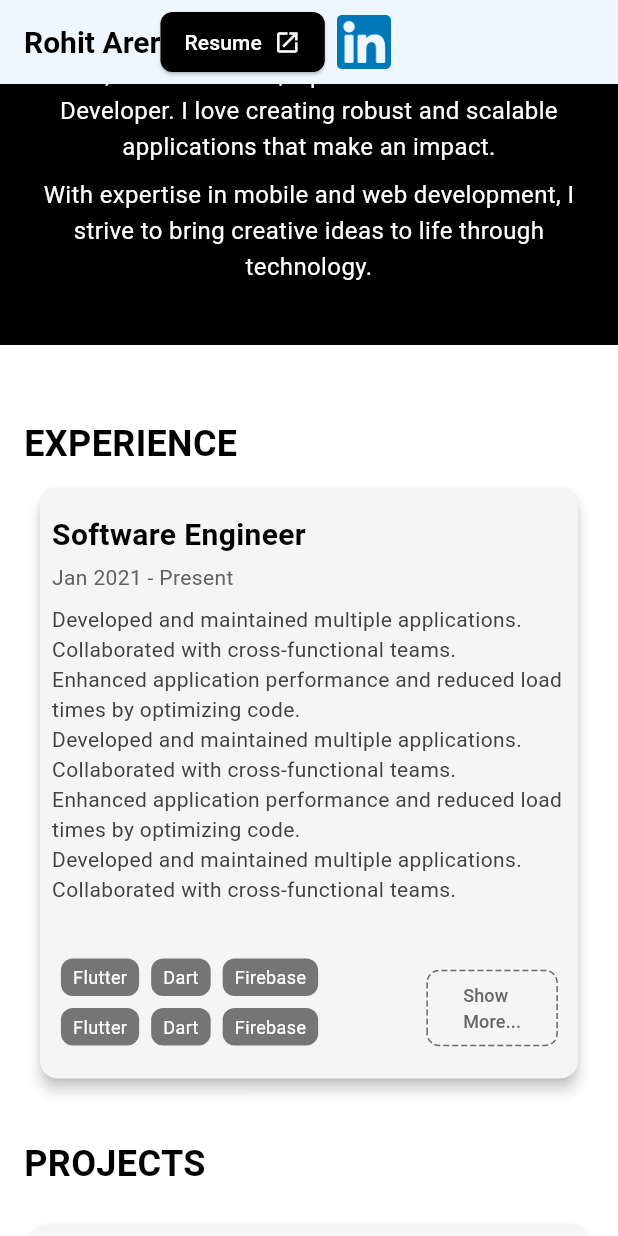
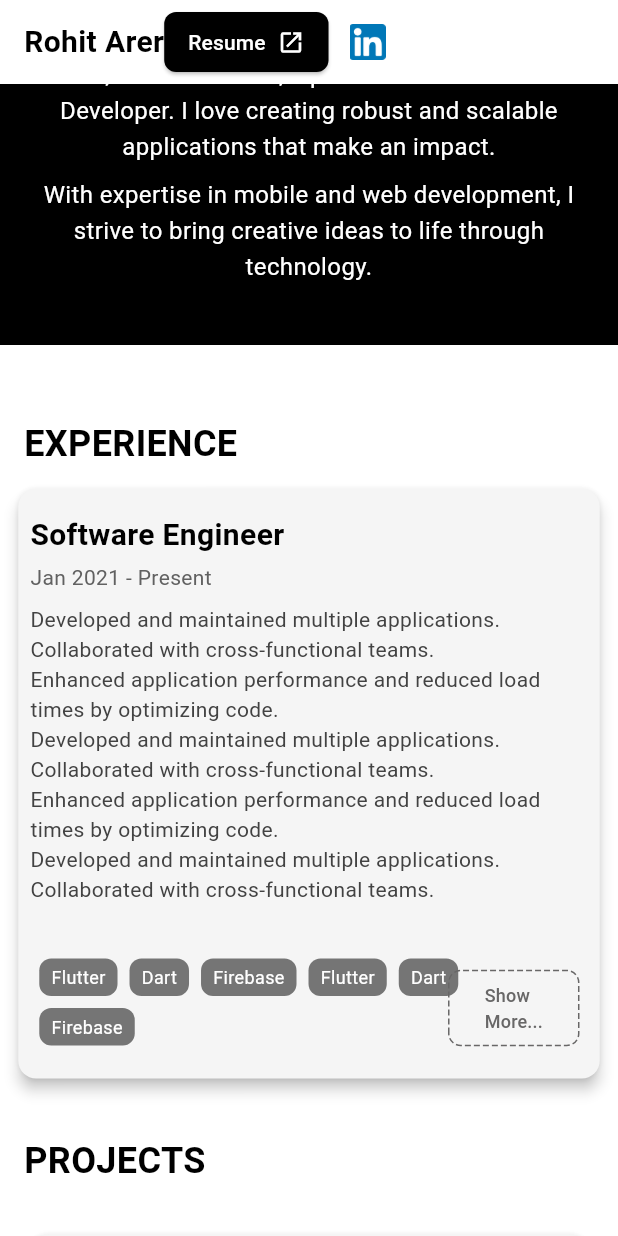
Before and after one commit to rohitarer/Rohit-Arer-Portfolio, a Flutter app: the screen it shows after launch, scrolled down 1152 dp, on a phone screen of 412 x 824 dp. Run offline on Flutter 3.47's test engine with Material 3 defaults, Android fonts, the phone set to English and light mode, and no system bars; drawn by our look-alikes of dotted_border; our stand-ins replace cloud_firestore, firebase_core, firebase_storage; accounts and stored records are empty.

Commit message:
made ui changes for screen less than 600

```diff
--- a/rohit_arer_portfolio/lib/screens/experience_page.dart
+++ b/rohit_arer_portfolio/lib/screens/experience_page.dart
@@ -6,14 +6,16 @@ import 'package:rohit_arer_portfolio/widgets/expirence_card.dart';
 class ExperiencePage extends StatelessWidget {
   @override
   Widget build(BuildContext context) {
+    final isMobileView = MediaQuery.of(context).size.width <= 600;
+
     return Padding(
       padding: const EdgeInsets.symmetric(vertical: 0.0, horizontal: 0.0),
       child: Column(
         crossAxisAlignment:
-            kIsWeb ? CrossAxisAlignment.center : CrossAxisAlignment.start,
+            isMobileView ? CrossAxisAlignment.start : CrossAxisAlignment.center,
         children: [
-          if (!kIsWeb)
-            // App Side Heading
+          // Heading
+          if (isMobileView || !kIsWeb)
             const Padding(
               padding: EdgeInsets.symmetric(horizontal: 16.0, vertical: 16.0),
               child: Text(
@@ -27,7 +29,7 @@ class ExperiencePage extends StatelessWidget {
                 textAlign: TextAlign.left,
               ),
             ),
-          if (kIsWeb)
+          if (!isMobileView && kIsWeb)
             // Web Side Heading (overlaid at the top-left of the card)
             Stack(
               children: [
@@ -86,11 +88,11 @@ class ExperiencePage extends StatelessWidget {
                 ),
               ],
             ),
-          if (!kIsWeb)
-            // Experience Card for App
+          // Experience Card
+          if (isMobileView || !kIsWeb)
             Center(
               child: Container(
-                width: MediaQuery.of(context).size.width * 0.9,
+                width: MediaQuery.of(context).size.width * 0.97,
                 child: ExperienceCard(
                   title: 'Software Engineer',
                   monthYear: 'Jan 2021 - Present',
--- a/rohit_arer_portfolio/lib/screens/projects_page.dart
+++ b/rohit_arer_portfolio/lib/screens/projects_page.dart
@@ -6,26 +6,33 @@ import 'package:rohit_arer_portfolio/widgets/project_card.dart';
 class ProjectsPage extends StatelessWidget {
   @override
   Widget build(BuildContext context) {
+    final isMobileView = MediaQuery.of(context).size.width <= 600;
+
     return Padding(
-      padding: const EdgeInsets.symmetric(vertical: 0.0, horizontal: 0.0),
+      padding: const EdgeInsets.symmetric(vertical: 6.0, horizontal: 0.0),
       child: Column(
         crossAxisAlignment:
-            kIsWeb ? CrossAxisAlignment.center : CrossAxisAlignment.start,
+            isMobileView ? CrossAxisAlignment.start : CrossAxisAlignment.center,
         children: [
-          if (!kIsWeb)
-            // App Side Heading
-            const Padding(
-              padding: EdgeInsets.symmetric(horizontal: 16.0, vertical: 8.0),
+          // Heading
+          if (isMobileView || !kIsWeb)
+            Padding(
+              padding: const EdgeInsets.only(
+                left: 16.0,
+                right: 16.0,
+                top: 0.0, // Add extra top padding for smaller screens
+                bottom: 0.0, // Adjust as necessary
+              ),
               child: Text(
                 'PROJECTS',
-                style: TextStyle(
+                style: const TextStyle(
                   fontSize: 24,
                   fontWeight: FontWeight.bold,
                   color: Colors.black,
                 ),
               ),
             ),
-          if (kIsWeb)
+          if (!isMobileView && kIsWeb)
             // Web Side Heading (overlaid at the top-left of the card)
             Stack(
               children: [
@@ -64,9 +71,11 @@ class ProjectsPage extends StatelessWidget {
                 ),
               ],
             ),
-          if (!kIsWeb)
-            // Project Card for App
-            ProjectCard(
+          // Project Card
+          if (isMobileView || !kIsWeb)
+            Padding(
+              padding: const EdgeInsets.symmetric(vertical: 16.0),
+              child: ProjectCard(
                 title: 'AI Image Recognition App',
                 imageUrl:
                     'assets/images/project.jpg', // Replace with actual image
@@ -74,6 +83,7 @@ class ProjectsPage extends StatelessWidget {
                     'A mobile application that uses machine learning to recognize and classify images in real-time.',
                 domains: ['Machine Learning', 'Flutter', 'Computer Vision'],
               ),
+            ),
         ],
       ),
     );
--- a/rohit_arer_portfolio/lib/widgets/app_bar.dart
+++ b/rohit_arer_portfolio/lib/widgets/app_bar.dart
@@ -20,10 +20,12 @@ class CustomAppBar extends StatelessWidget implements PreferredSizeWidget {
   Widget build(BuildContext context) {
     final bool isWideScreen = MediaQuery.of(context).size.width > 600;
 
-    return AppBar(
-      backgroundColor: Colors.white,
-      elevation: 0.0,
-      title: Row(
+    return Container(
+      color: Colors.white, // Ensures a consistent white background
+      child: SafeArea(
+        child: Padding(
+          padding: const EdgeInsets.symmetric(horizontal: 16.0, vertical: 8.0),
+          child: Row(
             mainAxisAlignment: kIsWeb
                 ? MainAxisAlignment.spaceBetween // For web: space out items
                 : MainAxisAlignment.start, // For mobile: align left
@@ -45,9 +47,9 @@ class CustomAppBar extends StatelessWidget implements PreferredSizeWidget {
                   children: [
                     _NavLink('About Me', onAboutTap),
                     const SizedBox(width: 20),
-                _NavLink(' Experience', onExperienceTap),
+                    _NavLink('Experience', onExperienceTap),
                     const SizedBox(width: 20),
-                _NavLink(' Projects', onProjectsTap),
+                    _NavLink('Projects', onProjectsTap),
                   ],
                 ),
               if (isWideScreen && kIsWeb) const Spacer(),
@@ -62,8 +64,8 @@ class CustomAppBar extends StatelessWidget implements PreferredSizeWidget {
                       shape: RoundedRectangleBorder(
                         borderRadius: BorderRadius.circular(8),
                       ),
-                  padding:
-                      const EdgeInsets.symmetric(horizontal: 16, vertical: 10),
+                      padding: const EdgeInsets.symmetric(
+                          horizontal: 16, vertical: 10),
                     ),
                     child: Row(
                       children: const [
@@ -86,7 +88,8 @@ class CustomAppBar extends StatelessWidget implements PreferredSizeWidget {
               ),
             ],
           ),
-      toolbarHeight: kIsWeb ? 80 : kToolbarHeight, // Increase height for web
+        ),
+      ),
     );
   }
 
--- a/rohit_arer_portfolio/lib/widgets/expirence_card.dart
+++ b/rohit_arer_portfolio/lib/widgets/expirence_card.dart
@@ -26,6 +26,8 @@ class _ExperienceCardState extends State<ExperienceCard> {
 
   @override
   Widget build(BuildContext context) {
+    final isMobileView = MediaQuery.of(context).size.width <= 600;
+
     return Card(
       color: AppColors.lightBackground,
       elevation: 4.0,
@@ -69,12 +71,10 @@ class _ExperienceCardState extends State<ExperienceCard> {
                     _isExpanded ? TextOverflow.visible : TextOverflow.ellipsis,
               ),
             ),
-            // const SizedBox(height: 15),
 
             // Tokens at Bottom Left
-            // Tokens at Bottom Left
             SizedBox(
-              height: kIsWeb ? 60 : 100, // Adjust height based on platform
+              height: isMobileView ? 100 : 60, // Adjust height based on view
               child: Stack(
                 children: [
                   // Positioned Tokens
@@ -82,8 +82,10 @@ class _ExperienceCardState extends State<ExperienceCard> {
                     left: 6, // Align to the bottom-left corner
                     bottom: 6,
                     child: SizedBox(
-                      width: MediaQuery.of(context).size.width *
-                          0.5, // Half the card width
+                      width: isMobileView
+                          ? MediaQuery.of(context).size.width * 0.8
+                          : MediaQuery.of(context).size.width *
+                              0.5, // Adjust width based on view
                       child: Wrap(
                         spacing: 8.0,
                         runSpacing: 8.0,
--- a/rohit_arer_portfolio/lib/widgets/footer.dart
+++ b/rohit_arer_portfolio/lib/widgets/footer.dart
@@ -8,12 +8,30 @@ class Footer extends StatelessWidget {
       width: double.infinity,
       padding: const EdgeInsets.symmetric(vertical: 16.0),
       child: Center(
-        child: Text(
-          'Made with ❤️ by Rohit Arer',
-          style: const TextStyle(
-            color: Colors.white,
-            fontSize: 14,
-          ),
+        child: Row(
+          mainAxisSize: MainAxisSize.min, // Center the text and image together
+          children: [
+            Text(
+              'Made with ',
+              style: const TextStyle(
+                color: Colors.white,
+                fontSize: 14,
+              ),
+            ),
+            Image.asset(
+              'assets/images/heart.png', // Path to your heart PNG
+              width: 18, // Adjust the size of the heart image
+              height: 18,
+              fit: BoxFit.contain,
+            ),
+            Text(
+              ' by Rohit Arer',
+              style: const TextStyle(
+                color: Colors.white,
+                fontSize: 14,
+              ),
+            ),
+          ],
         ),
       ),
     );
--- a/rohit_arer_portfolio/lib/widgets/project_card.dart
+++ b/rohit_arer_portfolio/lib/widgets/project_card.dart
@@ -18,10 +18,14 @@ class ProjectCard extends StatelessWidget {
 
   @override
   Widget build(BuildContext context) {
+    final isMobileView = MediaQuery.of(context).size.width <= 600;
+
     return Center(
       child: Container(
-        width: kIsWeb ? 1000 : MediaQuery.of(context).size.width * 0.9,
-        // Fixed width for web, responsive for mobile
+        width: kIsWeb
+            ? (isMobileView ? MediaQuery.of(context).size.width * 0.95 : 1000)
+            : MediaQuery.of(context).size.width * 0.9,
+        // Adjust width based on view
         child: Card(
           elevation: 4.0,
           color: AppColors.lightBackground, // Consistent background color
@@ -29,9 +33,66 @@ class ProjectCard extends StatelessWidget {
           shape:
               RoundedRectangleBorder(borderRadius: BorderRadius.circular(12)),
           child: Padding(
-            padding: const EdgeInsets.all(16.0),
-            child: kIsWeb
-                ? Row(
+            padding: const EdgeInsets.all(6.0),
+            child: isMobileView
+                ? Column(
+                    crossAxisAlignment: CrossAxisAlignment.start,
+                    children: [
+                      // Title
+                      Text(
+                        title,
+                        style: const TextStyle(
+                          fontSize: 20,
+                          fontWeight: FontWeight.bold,
+                          color: Colors.black,
+                        ),
+                      ),
+                      const SizedBox(height: 8),
+
+                      // Image Section
+                      ClipRRect(
+                        borderRadius: BorderRadius.circular(12),
+                        child: Image.asset(
+                          imageUrl,
+                          height: 180,
+                          width: double.infinity,
+                          fit: BoxFit.cover,
+                        ),
+                      ),
+                      const SizedBox(height: 12),
+
+                      // Description
+                      Text(
+                        description,
+                        style: TextStyle(fontSize: 14, color: Colors.grey[800]),
+                        textAlign: TextAlign.left,
+                      ),
+                      const SizedBox(height: 12),
+
+                      // Domain Tokens
+                      Wrap(
+                        spacing: 8.0,
+                        children: domains.map((domain) {
+                          return Container(
+                            padding: const EdgeInsets.symmetric(
+                                vertical: 4.0, horizontal: 8.0),
+                            decoration: BoxDecoration(
+                              color: Colors.grey[600],
+                              borderRadius: BorderRadius.circular(8),
+                            ),
+                            child: Text(
+                              domain,
+                              style: const TextStyle(
+                                color: Colors.white,
+                                fontSize: 12,
+                              ),
+                            ),
+                          );
+                        }).toList(),
+                      ),
+                    ],
+                  )
+                : Row(
                     crossAxisAlignment: CrossAxisAlignment.start,
                     children: [
                       // Image Section
@@ -103,63 +164,6 @@ class ProjectCard extends StatelessWidget {
                         ),
                       ),
                     ],
-                  )
-                : Column(
-                    crossAxisAlignment: CrossAxisAlignment.start,
-                    children: [
-                      // Title
-                      Text(
-                        title,
-                        style: const TextStyle(
-                          fontSize: 20,
-                          fontWeight: FontWeight.bold,
-                          color: Colors.black,
-                        ),
-                      ),
-                      const SizedBox(height: 8),
-
-                      // Image Section
-                      ClipRRect(
-                        borderRadius: BorderRadius.circular(12),
-                        child: Image.asset(
-                          imageUrl,
-                          height: 180,
-                          width: double.infinity,
-                          fit: BoxFit.cover,
-                        ),
-                      ),
-                      const SizedBox(height: 12),
-
-                      // Description
-                      Text(
-                        description,
-                        style: TextStyle(fontSize: 14, color: Colors.grey[800]),
-                        textAlign: TextAlign.left,
-                      ),
-                      const SizedBox(height: 12),
-
-                      // Domain Tokens
-                      Wrap(
-                        spacing: 8.0,
-                        children: domains.map((domain) {
-                          return Container(
-                            padding: const EdgeInsets.symmetric(
-                                vertical: 4.0, horizontal: 8.0),
-                            decoration: BoxDecoration(
-                              color: Colors.grey[600],
-                              borderRadius: BorderRadius.circular(8),
-                            ),
-                            child: Text(
-                              domain,
-                              style: const TextStyle(
-                                color: Colors.white,
-                                fontSize: 12,
-                              ),
-                            ),
-                          );
-                        }).toList(),
-                      ),
-                    ],
                   ),
           ),
         ),
```
Also changed, not shown: rohit_arer_portfolio/assets/icons/heart.png (added), rohit_arer_portfolio/assets/images/heart.png (added), 5 other files. Lines whose indentation alone changed are shown as unchanged.
